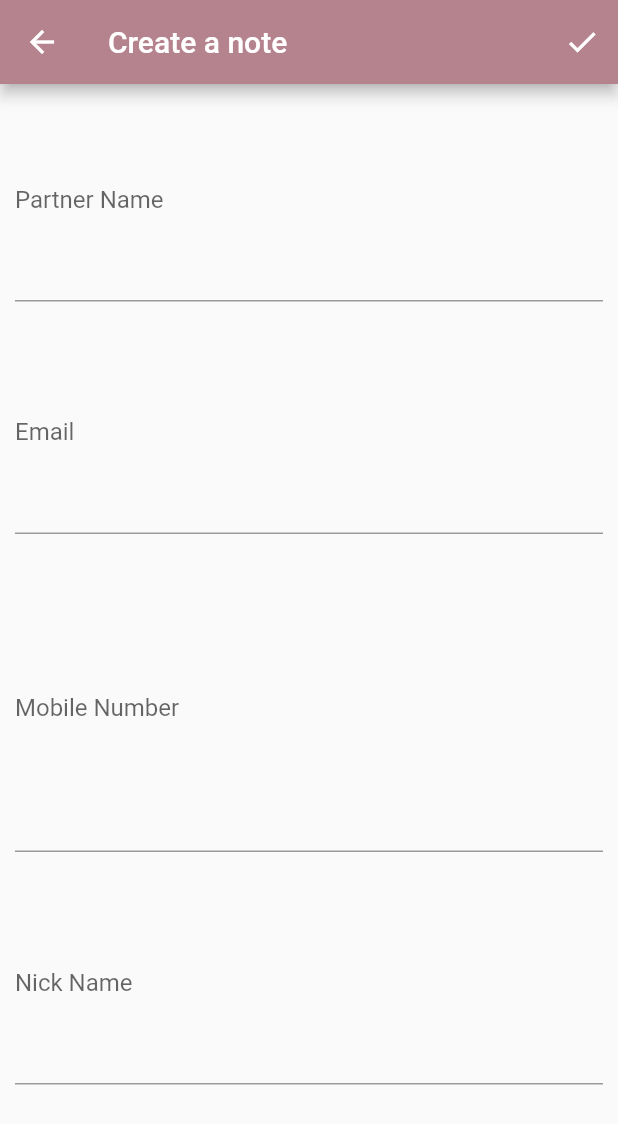
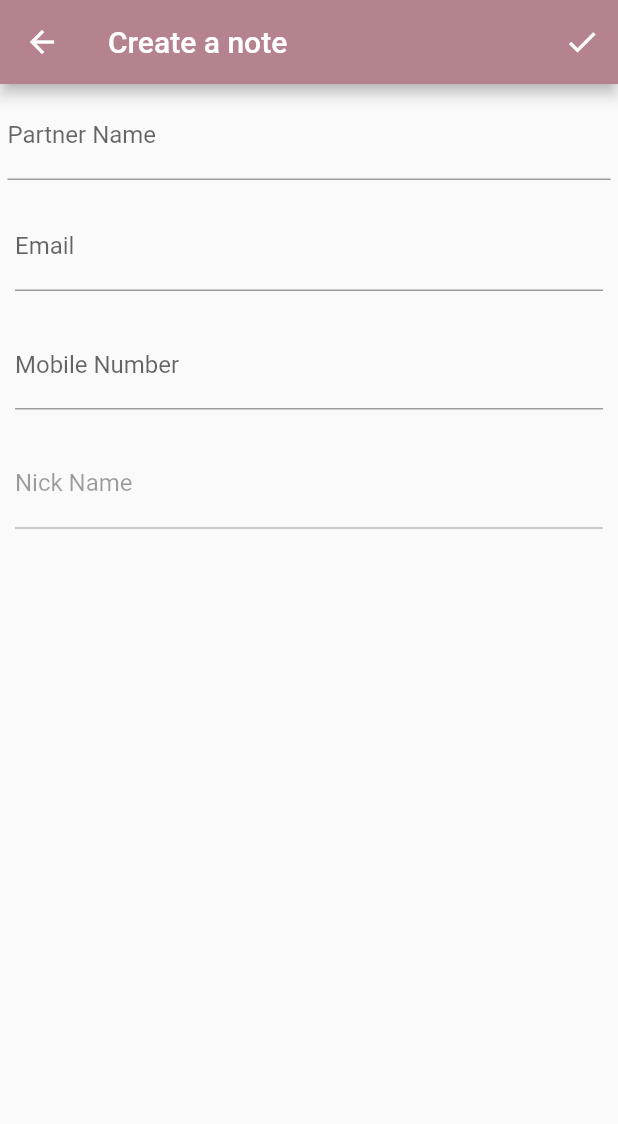
Before and after one commit to jafsparrow/splitup, a Flutter app: the AddPartnerUserScreen screen opened directly, on a phone screen of 412 x 824 dp. Shown: the top 1124 px of the screen. Run offline on Flutter 3.47's test engine with Material 2 defaults, Android fonts, the phone set to English and light mode, and no system bars; our stand-ins replace bloc, cloud_firestore, dartz, equatable, firebase_auth, firebase_core and 6 more; missing offline and left inert: qrscan; accounts and stored records are empty; generated files the repository leaves out were written again; statements that could not run were skipped.

Commit message:
slight changes to the user management bloc

```diff
--- a/lib/application/user_management/partner_user_add_form/partner_user_add_state.dart
+++ b/lib/application/user_management/partner_user_add_form/partner_user_add_state.dart
@@ -8,7 +8,8 @@ abstract class PartnerUserAddFormState with _$PartnerUserAddFormState {
     @required bool isEditing,
     @required bool isSaving,
     @required
-        Option<Either<UserManagementFailure, Unit>> saveFailureOrSuccessOption,
+        Option<Either<UserManagementFailure, String>>
+            saveFailureOrSuccessOption,
   }) = _PartnerUserAddFormState;
 
   factory PartnerUserAddFormState.initial() => PartnerUserAddFormState(
--- a/lib/domain/user_management/I_user_management_facade.dart
+++ b/lib/domain/user_management/I_user_management_facade.dart
@@ -11,7 +11,7 @@ abstract class IUserManagement {
   Either<UserManagementFailure, bool> isPartnerUserActive(String barcode);
 
   Future<Either<UserManagementFailure, String>> addPartnerUser(
-      UserProfile newPartnerUser);
+      UserProfile newPartnerUser, String companyId);
   Future<Either<UserManagementFailure, String>> updatePartnerUser(
       UserProfile newPartnerUser);
 }
--- a/lib/domain/user_management/user_management_failures.dart
+++ b/lib/domain/user_management/user_management_failures.dart
@@ -8,4 +8,6 @@ abstract class UserManagementFailure with _$UserManagementFailure {
   const factory UserManagementFailure.userNotFound() = _NotFound;
   const factory UserManagementFailure.userInactive() = _IsInactive;
   const factory UserManagementFailure.unableToUpdate() = _UnableToUpdate;
+  const factory UserManagementFailure.unableToCreateNewUser() =
+      _UnableToCreateNewUser;
 }
--- a/lib/infrastructure/core/firebase_injectable_module.dart
+++ b/lib/infrastructure/core/firebase_injectable_module.dart
@@ -1,12 +1,13 @@
 import 'package:cloud_firestore/cloud_firestore.dart';
+import 'package:firebase_auth/firebase_auth.dart';
 import 'package:injectable/injectable.dart';
 
 @module
 abstract class FirebaseInjectableModule {
   // @lazySingleton
   // GoogleSignIn get googleSignIn => GoogleSignIn();
-  // @lazySingleton
-  // FirebaseAuth get firebaseAuth => FirebaseAuth.instance;
+  @lazySingleton
+  FirebaseAuth get firebaseAuth => FirebaseAuth.instance;
   @lazySingleton
   FirebaseFirestore get firestore => FirebaseFirestore.instance;
 }
--- a/lib/presentation/user_management/add_partner/add_partner_user_ui.dart
+++ b/lib/presentation/user_management/add_partner/add_partner_user_ui.dart
@@ -4,7 +4,9 @@ import 'package:JCCommisionApp/presentation/user_management/add_partner/widgets/
 import 'package:JCCommisionApp/presentation/user_management/add_partner/widgets/partner_email_field_widget.dart';
 import 'package:JCCommisionApp/presentation/user_management/add_partner/widgets/partner_mobileNumber_field_widgeth.dart';
 import 'package:JCCommisionApp/presentation/user_management/add_partner/widgets/partner_name_widget.dart';
+import 'package:JCCommisionApp/screens/partner_profile/partner_profile.dart';
 import 'package:dartz/dartz.dart';
+import 'package:flushbar/flushbar_helper.dart';
 import 'package:flutter/material.dart';
 import 'package:flutter_bloc/flutter_bloc.dart';
 
@@ -27,46 +29,45 @@ class AddPartnerUserScreen extends StatelessWidget {
         ),
       child: SafeArea(
         child: BlocConsumer<PartnerUserAddBloc, PartnerUserAddFormState>(
+          buildWhen: (p, c) => p.isSaving != c.isSaving,
           builder: (context, state) {
             return Stack(
               children: [
                 const PartnerUserFormScaffold(),
-                SavingInProgressOverlay(isSaving: false)
+                SavingInProgressOverlay(isSaving: state.isSaving)
                 //TODO - this false needs to be looked at to match the logic
               ],
-            );
-            return Material(
-              child: Column(
-                children: [
-                  Container(
-                    height: 200,
-                  ),
-                  Text('Hello world'),
-                  TextFormField(
-                    decoration: InputDecoration(labelText: 'Partner User name'),
-                  ),
-                  SizedBox(
-                    height: 10,
-                  ),
-                  TextFormField(
-                    decoration: InputDecoration(labelText: 'Phone Number'),
-                  )
-                ],
-              ),
             );
           },
           listenWhen: (p, c) =>
               p.saveFailureOrSuccessOption != c.saveFailureOrSuccessOption,
           listener: (context, state) {
             print('I am listening for shit');
-            // state.saveFailureOrSuccessOption.fold((){},
-            // (either) {
-            //   either.fold((failure) => null, (_) {
-            //     // TODO - this is succesfull area.. navigate to user profile view page.
-            //   },);
-            // });
-
-            // (a) => null),
+            state.saveFailureOrSuccessOption.fold(
+              () => {},
+              (either) {
+                either.fold(
+                  (failure) {
+                    FlushbarHelper.createError(
+                      message: failure.map(
+                        unexpected: (_) => 'Something unexpected happened.',
+                        userNotFound: (_) => 'User Not Found',
+                        userInactive: (_) => 'User is inactive',
+                        unableToUpdate: (_) => 'Unable to Update',
+                        unableToCreateNewUser: (_) =>
+                            'Unable to Create Partner User',
+                      ),
+                    );
+                  },
+                  (_) => Navigator.pushReplacement(
+                    context,
+                    MaterialPageRoute(
+                      builder: (_) => PartnerProfile(id: 33),
+                    ),
+                  ),
+                );
+              },
+            );
           },
         ),
       ),
@@ -147,10 +148,9 @@ class PartnerUserFormScaffold extends StatelessWidget {
             autovalidate: state.showErrorMessages,
             child: SingleChildScrollView(
               child: Column(
-                mainAxisAlignment: MainAxisAlignment.start,
                 crossAxisAlignment: CrossAxisAlignment.start,
                 children: [
-                  const PartnerNameField(),
+                  Container(child: const PartnerNameField()),
                   const PartnerEmailField(),
                   const PartnerMobileNumberField(),
                   const PartnerNickNameField(),
--- a/lib/presentation/user_management/add_partner/widgets/parnter_nickName_field_widget.dart
+++ b/lib/presentation/user_management/add_partner/widgets/parnter_nickName_field_widget.dart
@@ -28,8 +28,7 @@ class PartnerNickNameField extends HookWidget {
               counterText: '',
             ),
             maxLength: 6,
-            maxLines: null,
-            minLines: 5,
+            enabled: false,
             onChanged: (value) => context
                 .bloc<PartnerUserAddBloc>()
                 .add(PartnerUserAddFormEvent.userNameChanged(value)),
--- a/lib/presentation/user_management/add_partner/widgets/partner_email_field_widget.dart
+++ b/lib/presentation/user_management/add_partner/widgets/partner_email_field_widget.dart
@@ -27,9 +27,7 @@ class PartnerEmailField extends HookWidget {
               labelText: 'Email',
               counterText: '',
             ),
-            maxLength: 6,
-            maxLines: null,
-            minLines: 5,
+            // maxLength: 6,
             onChanged: (value) => context
                 .bloc<PartnerUserAddBloc>()
                 .add(PartnerUserAddFormEvent.userEmailChanged(value)),
--- a/lib/presentation/user_management/add_partner/widgets/partner_mobileNumber_field_widgeth.dart
+++ b/lib/presentation/user_management/add_partner/widgets/partner_mobileNumber_field_widgeth.dart
@@ -29,7 +29,6 @@ class PartnerMobileNumberField extends HookWidget {
             ),
             maxLength: 10,
             maxLines: null,
-            minLines: 8,
             onChanged: (value) => context
                 .bloc<PartnerUserAddBloc>()
                 .add(PartnerUserAddFormEvent.phonNumberChanged(value)),
--- a/lib/presentation/user_management/add_partner/widgets/partner_name_widget.dart
+++ b/lib/presentation/user_management/add_partner/widgets/partner_name_widget.dart
@@ -20,7 +20,7 @@ class PartnerNameField extends HookWidget {
             : 'User Name is not loaded';
       },
       child: Padding(
-        padding: const EdgeInsets.all(10),
+        padding: const EdgeInsets.all(5),
         child: TextFormField(
             controller: textEditingController,
             decoration: const InputDecoration(
@@ -28,8 +28,6 @@ class PartnerNameField extends HookWidget {
               counterText: '',
             ),
             maxLength: 6,
-            maxLines: null,
-            minLines: 5,
             onChanged: (value) => context
                 .bloc<PartnerUserAddBloc>()
                 .add(PartnerUserAddFormEvent.userNameChanged(value)),
--- a/pubspec.yaml
+++ b/pubspec.yaml
@@ -39,6 +39,7 @@ dependencies:
   injectable: ^1.0.4
   qrscan: ^0.2.17
   flutter_hooks: ^0.13.0
+  flushbar: ^1.10.4
 
 
 dev_dependencies:
```
Also changed, not shown: lib/application/user_management/partner_user_add_form/partner_user_add_bloc.dart (+35 -9 lines), lib/infrastructure/user_management/firebase_user_management_repository.dart (+46 -5 lines), lib/infrastructure/user_management/userprofile_dto.dart (+16 -2 lines), lib/application/user_management/partner_user_add_form/partner_user_add_bloc.freezed.dart, lib/domain/user_management/user_management_failures.freezed.dart, lib/infrastructure/user_management/userprofile_dto.freezed.dart, lib/infrastructure/user_management/userprofile_dto.g.dart, lib/injection.config.dart, pubspec.lock.
